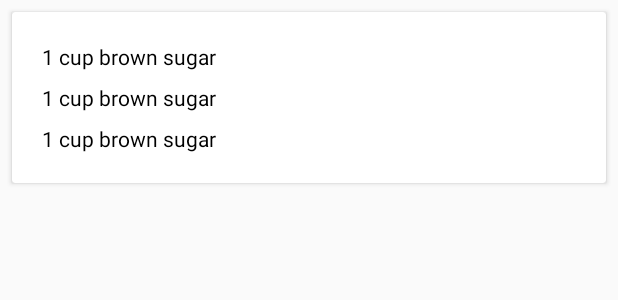
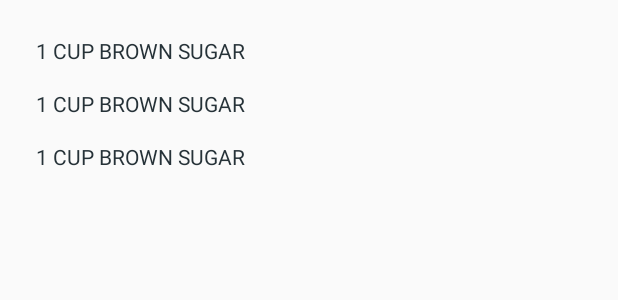
Before and after one commit to Rafaellg/android-baking, an Android app: the layout fragment_ingredient_list.xml on its own in the app's theme, with its tools: preview values and no code run, on a phone screen of 412 x 824 dp. Shown: the top 300 px of the screen. Run offline under Robolectric (Android 15) with nearby library versions, the phone set to English and light mode, and no system bars.

Commit message:
White and purple layout;

```diff
--- a/app/src/main/AndroidManifest.xml
+++ b/app/src/main/AndroidManifest.xml
@@ -14,7 +14,7 @@
         android:theme="@style/AppTheme">
         <activity
             android:name=".activity.RecipeListActivity"
-            android:label="@string/app_name"
+            android:label="@string/label_recipes"
             android:theme="@style/AppTheme.NoActionBar">
             <intent-filter>
                 <action android:name="android.intent.action.MAIN" />
--- a/app/src/main/java/com/rafaelguimas/bakingapp/activity/RecipeDetailActivity.java
+++ b/app/src/main/java/com/rafaelguimas/bakingapp/activity/RecipeDetailActivity.java
@@ -33,7 +33,6 @@ public class RecipeDetailActivity extends AppCompatActivity {
         ActionBar actionBar = getSupportActionBar();
         if (actionBar != null) {
             actionBar.setDisplayHomeAsUpEnabled(true);
-            actionBar.setElevation(0);
         }
 
         if (savedInstanceState == null) {
--- a/app/src/main/java/com/rafaelguimas/bakingapp/fragment/IngredientListFragment.java
+++ b/app/src/main/java/com/rafaelguimas/bakingapp/fragment/IngredientListFragment.java
@@ -62,7 +62,6 @@ public class IngredientListFragment extends Fragment {
             IngredientsListAdapter ingredientsListAdapter = new IngredientsListAdapter(mIngredientList);
 
             // Setup RV
-            rvIngredients.setNestedScrollingEnabled(false);
             rvIngredients.setAdapter(ingredientsListAdapter);
             rvIngredients.setLayoutManager(new LinearLayoutManager(getContext()));
         }
--- a/app/src/main/res/drawable/bg_round.xml
+++ b/app/src/main/res/drawable/bg_circle_accent.xml
@@ -2,7 +2,7 @@
 <selector xmlns:android="http://schemas.android.com/apk/res/android">
     <item>
         <shape android:shape="oval">
-            <solid android:color="@color/colorPrimary"/>
+            <solid android:color="@color/colorAccent"/>
         </shape>
     </item>
 </selector>
--- a/app/src/main/res/layout/activity_recipe_list.xml
+++ b/app/src/main/res/layout/activity_recipe_list.xml
@@ -12,15 +12,13 @@
         android:id="@+id/app_bar"
         android:layout_width="match_parent"
         android:layout_height="wrap_content"
-        android:theme="@style/AppTheme.AppBarOverlay"
-        app:elevation="0dp">
+        android:theme="@style/AppTheme.AppBarOverlay">
 
         <android.support.v7.widget.Toolbar
             android:id="@+id/toolbar"
             android:layout_width="match_parent"
             android:layout_height="?attr/actionBarSize"
-            app:popupTheme="@style/AppTheme.PopupOverlay"
-            app:elevation="0dp"/>
+            app:popupTheme="@style/AppTheme.PopupOverlay"/>
 
     </android.support.design.widget.AppBarLayout>
 
--- a/app/src/main/res/layout/fragment_ingredient_list.xml
+++ b/app/src/main/res/layout/fragment_ingredient_list.xml
@@ -1,21 +1,13 @@
-<FrameLayout xmlns:android="http://schemas.android.com/apk/res/android"
+<ScrollView xmlns:android="http://schemas.android.com/apk/res/android"
     xmlns:tools="http://schemas.android.com/tools"
     android:layout_width="match_parent"
-    android:layout_height="match_parent"
-    android:fillViewport="true">
+    android:layout_height="match_parent">
 
-    <android.support.v7.widget.CardView
+    <android.support.v7.widget.RecyclerView
+        android:id="@+id/rv_ingredients"
         android:layout_width="match_parent"
         android:layout_height="wrap_content"
-        android:layout_margin="8dp">
+        android:layout_margin="16dp"
+        tools:listitem="@layout/ingredient_list_content" />
 
-        <android.support.v7.widget.RecyclerView
-            android:id="@+id/rv_ingredients"
-            android:layout_width="match_parent"
-            android:layout_height="wrap_content"
-            android:layout_margin="16dp"
-            tools:listitem="@layout/ingredient_list_content" />
-
-    </android.support.v7.widget.CardView>
-
-</FrameLayout>
+</ScrollView>
--- a/app/src/main/res/layout/ingredient_list_content.xml
+++ b/app/src/main/res/layout/ingredient_list_content.xml
@@ -4,14 +4,15 @@
     android:layout_width="match_parent"
     android:layout_height="wrap_content"
     xmlns:app="http://schemas.android.com/apk/res-auto"
-    android:padding="4dp">
+    android:padding="8dp">
 
     <TextView
         android:id="@+id/tv_ingredient"
         android:layout_width="0dp"
         android:layout_height="wrap_content"
         tools:text="1 cup brown sugar"
-        android:textColor="@android:color/primary_text_light"
+        android:textAllCaps="true"
+        android:textColor="@color/colorTextPrimary"
         app:layout_constraintLeft_toLeftOf="parent"
         app:layout_constraintTop_toTopOf="parent"
         app:layout_constraintRight_toRightOf="parent"/>
--- a/app/src/main/res/layout/recipe_list_content.xml
+++ b/app/src/main/res/layout/recipe_list_content.xml
@@ -26,9 +26,8 @@
             android:id="@+id/tv_recipe_title"
             android:layout_width="0dp"
             android:layout_height="wrap_content"
-            android:background="@color/colorPrimary"
+            android:background="@drawable/bg_round_primary"
             android:padding="16dp"
-            android:textColor="@android:color/white"
             android:textSize="18sp"
             android:textStyle="bold"
             app:layout_constraintBottom_toBottomOf="parent"
--- a/app/src/main/res/layout/steps_list_content.xml
+++ b/app/src/main/res/layout/steps_list_content.xml
@@ -16,7 +16,7 @@
             android:id="@+id/tv_id"
             android:layout_width="24dp"
             android:layout_height="24dp"
-            android:background="@drawable/bg_round"
+            android:background="@drawable/bg_circle_accent"
             android:gravity="center"
             android:textColor="@android:color/white"
             android:textStyle="bold"
--- a/app/src/main/res/values/colors.xml
+++ b/app/src/main/res/values/colors.xml
@@ -1,7 +1,9 @@
 <?xml version="1.0" encoding="utf-8"?>
 <resources>
-    <color name="colorPrimary">#283593</color>
-    <color name="colorPrimaryDark">#1A237E</color>
-    <color name="colorAccent">#2196F3</color>
+    <color name="colorPrimary">#FDFDFD</color>
+    <color name="colorPrimaryDark">#9E9E9E</color>
+    <color name="colorAccent">#7E57C2</color>
+
     <color name="colorBackground">#FFFFFF</color>
+    <color name="colorTextPrimary">#263238</color>
 </resources>
--- a/app/src/main/res/values/strings.xml
+++ b/app/src/main/res/values/strings.xml
@@ -10,4 +10,5 @@
 
     <!-- TODO: Remove or change this placeholder text -->
     <string name="hello_blank_fragment">Hello blank fragment</string>
+    <string name="label_recipes">Recipes</string>
 </resources>
--- a/app/src/main/res/values/styles.xml
+++ b/app/src/main/res/values/styles.xml
@@ -1,11 +1,12 @@
 <resources>
 
     <!-- Base application theme. -->
-    <style name="AppTheme" parent="Theme.AppCompat.Light.DarkActionBar">
+    <style name="AppTheme" parent="Theme.AppCompat.Light">
         <!-- Customize your theme here. -->
         <item name="colorPrimary">@color/colorPrimary</item>
         <item name="colorPrimaryDark">@color/colorPrimaryDark</item>
         <item name="colorAccent">@color/colorAccent</item>
+        <item name="android:textColor">@color/colorTextPrimary</item>
     </style>
 
     <style name="AppTheme.NoActionBar">
@@ -13,9 +14,9 @@
         <item name="windowNoTitle">true</item>
     </style>
 
-    <style name="AppTheme.AppBarOverlay" parent="ThemeOverlay.AppCompat.Dark.ActionBar" />
+    <style name="AppTheme.AppBarOverlay" parent="ThemeOverlay.AppCompat.ActionBar" />
 
-    <style name="AppTheme.PopupOverlay" parent="ThemeOverlay.AppCompat.Light" />
+    <style name="AppTheme.PopupOverlay" parent="ThemeOverlay.AppCompat" />
 
     <style name="TextTitle">
         <item name="android:textSize">18sp</item>
```
Also changed, not shown: app/src/main/res/drawable/bg_round_primary.xml (added, +10 -0 lines), app/src/main/res/layout/activity_recipe_detail.xml (+10 -11 lines), app/src/main/res/layout/fragment_recipe_detail.xml (+3 -6 lines).
